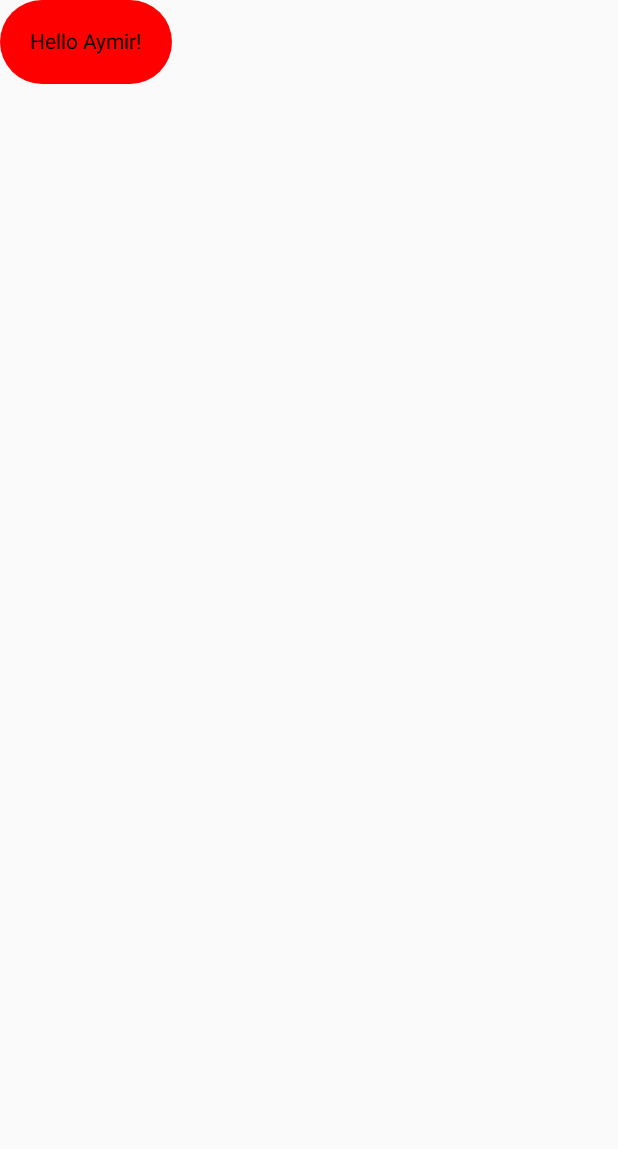
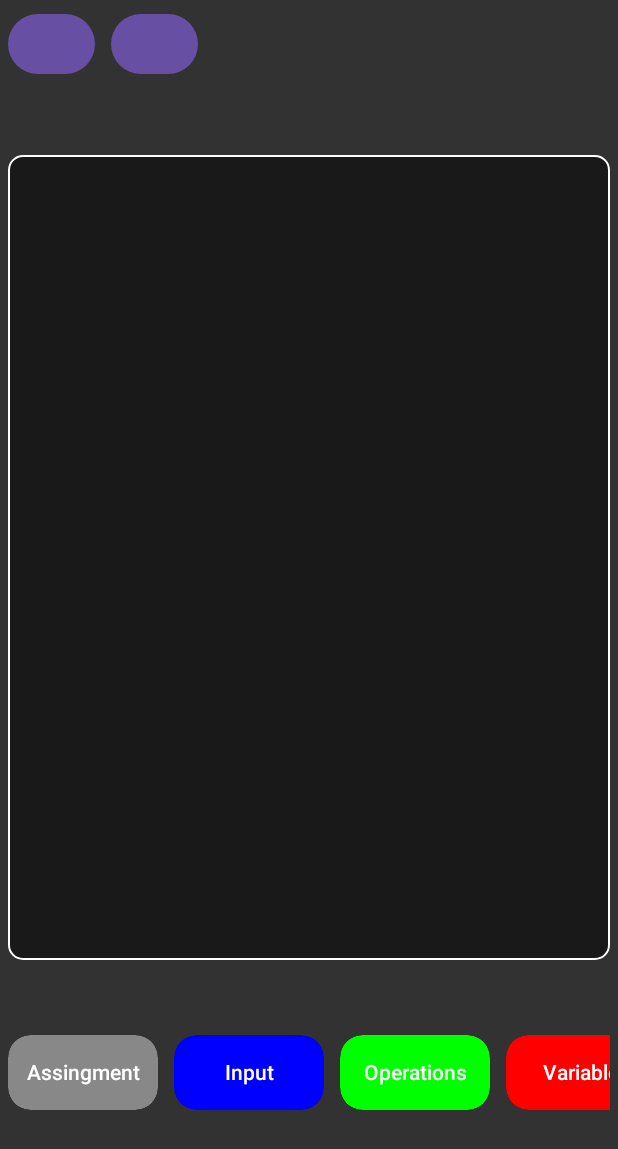
Before and after one commit to AsmrS4/UI4Mobile, an Android app built with Jetpack Compose: the screen it shows after launch (MainActivity), on a phone screen of 412 x 824 dp. Shown: the top 1149 px of the screen. Run offline under Robolectric (Android 15) with nearby library versions, the phone set to English and light mode, and no system bars.

Commit message:
набросал верстку

```diff
--- /dev/null
+++ b/app/src/main/java/com/example/mobileui/BlockUiItem.kt
@@ -0,0 +1,8 @@
+package com.example.mobileui
+
+import androidx.compose.ui.graphics.Color
+
+data class BlockUiItem(
+    val name:String,
+    val backgroundColor: Color
+)
--- /dev/null
+++ b/app/src/main/java/com/example/mobileui/DragAndDrop.kt
@@ -0,0 +1,127 @@
+package com.example.mobileui
+
+import androidx.compose.foundation.gestures.detectDragGesturesAfterLongPress
+import androidx.compose.foundation.layout.Box
+import androidx.compose.foundation.layout.BoxScope
+import androidx.compose.foundation.layout.fillMaxSize
+import androidx.compose.runtime.*
+import androidx.compose.ui.Modifier
+import androidx.compose.ui.geometry.Offset
+import androidx.compose.ui.graphics.graphicsLayer
+import androidx.compose.ui.input.pointer.consumeAllChanges
+import androidx.compose.ui.input.pointer.consumePositionChange
+import androidx.compose.ui.input.pointer.pointerInput
+import androidx.compose.ui.layout.boundsInWindow
+import androidx.compose.ui.layout.onGloballyPositioned
+import androidx.compose.ui.unit.IntSize
+
+internal val LocalDragTargetInfo = compositionLocalOf { DragTargetInfo() }
+
+@Composable
+fun DragableScreen(
+    modifier: Modifier = Modifier,
+    content: @Composable BoxScope.() -> Unit
+) {
+    val state = remember { DragTargetInfo() }
+    CompositionLocalProvider(
+        LocalDragTargetInfo provides state
+    ) {
+        Box(modifier = modifier.fillMaxSize())
+        {
+            content()
+            if (state.isDragging) {
+                var targetSize by remember {
+                    mutableStateOf(IntSize.Zero)
+                }
+                Box(modifier = Modifier
+                    .graphicsLayer {
+                        val offset = (state.dragPosition + state.dragOffset)
+                        scaleX = 1.1f
+                        scaleY = 1.1f
+                        alpha = if (targetSize == IntSize.Zero) 0f else 0.8f
+                        translationX = offset.x.minus(targetSize.width / 2)
+                        translationY = offset.y.minus(targetSize.height / 2)
+                    }
+                    .onGloballyPositioned {
+                        targetSize = it.size
+                    }
+                ) {
+                    state.draggableComposable?.invoke()
+                }
+            }
+        }
+    }
+}
+
+@Composable
+fun <T> DragTarget(
+    modifier: Modifier = Modifier,
+    dataToDrop: T,
+    viewModel: MainViewModel,
+    content: @Composable (() -> Unit)
+) {
+
+    var currentPosition by remember { mutableStateOf(Offset.Zero) }
+    val currentState = LocalDragTargetInfo.current
+
+    Box(modifier = modifier
+        .onGloballyPositioned {
+            currentPosition = it.localToWindow(
+                Offset.Zero
+            )
+        }
+        .pointerInput(Unit) { //перетаскивание актив. при долгом нажатии
+            detectDragGesturesAfterLongPress(onDragStart = {
+                viewModel.startDragging()
+                currentState.dataToDrop = dataToDrop
+                currentState.isDragging = true
+                currentState.dragPosition = currentPosition + it
+                currentState.draggableComposable = content
+            }, onDrag = { change, dragAmount ->
+                change.consumeAllChanges()
+                currentState.dragOffset += Offset(dragAmount.x, dragAmount.y)
+            }, onDragEnd = {
+                viewModel.stopDragging()
+                currentState.isDragging = false
+                currentState.dragOffset = Offset.Zero
+            }, onDragCancel = {
+                viewModel.stopDragging()
+                currentState.dragOffset = Offset.Zero
+                currentState.isDragging = false
+            })
+        }) {
+        content()
+    }
+}
+
+@Composable
+fun <T> DropItem(
+    modifier: Modifier,
+    content: @Composable() (BoxScope.(isInBound: Boolean, data: T?) -> Unit)
+) {
+
+    val dragInfo = LocalDragTargetInfo.current
+    val dragPosition = dragInfo.dragPosition
+    val dragOffset = dragInfo.dragOffset
+    var isCurrentDropTarget by remember {
+        mutableStateOf(false)
+    }
+
+    Box(modifier = modifier.onGloballyPositioned {
+        it.boundsInWindow().let { rect ->
+            isCurrentDropTarget = rect.contains(dragPosition + dragOffset)
+        }
+    }) {
+        val data =
+            if (isCurrentDropTarget && !dragInfo.isDragging) dragInfo.dataToDrop as T? else null
+        content(isCurrentDropTarget, data)
+    }
+}
+
+class DragTargetInfo {
+    var isDragging: Boolean by mutableStateOf(false)
+    var dragPosition by mutableStateOf(Offset.Zero)
+    var dragOffset by mutableStateOf(Offset.Zero)
+    var draggableComposable by mutableStateOf<(@Composable () -> Unit)?>(null)
+    var dataToDrop by mutableStateOf<Any?>(null)
+}
--- a/app/src/main/java/com/example/mobileui/MainActivity.kt
+++ b/app/src/main/java/com/example/mobileui/MainActivity.kt
@@ -4,47 +4,33 @@ import android.os.Bundle
 import androidx.activity.ComponentActivity
 import androidx.activity.compose.setContent
 import androidx.compose.foundation.background
-import androidx.compose.foundation.layout.Column
-import androidx.compose.foundation.layout.fillMaxHeight
-import androidx.compose.foundation.layout.fillMaxSize
-import androidx.compose.foundation.layout.padding
-import androidx.compose.foundation.shape.CircleShape
-import androidx.compose.material3.MaterialTheme
-import androidx.compose.material3.Surface
-import androidx.compose.material3.Text
+import androidx.compose.foundation.layout.*
+import androidx.compose.foundation.shape.RoundedCornerShape
 import androidx.compose.runtime.Composable
 import androidx.compose.ui.Alignment
 import androidx.compose.ui.Modifier
+import androidx.compose.ui.draw.clip
+import androidx.compose.ui.draw.shadow
 import androidx.compose.ui.graphics.Color
 import androidx.compose.ui.tooling.preview.Preview
 import androidx.compose.ui.unit.dp
-import com.example.mobileui.ui.theme.MobileUITheme
 
 class MainActivity : ComponentActivity() {
+
+    private val viewModel = MainViewModel()
     override fun onCreate(savedInstanceState: Bundle?) {
         super.onCreate(savedInstanceState)
+        val mainViewModel = MainViewModel()
         setContent {
-            Column() {
-                Greeting(name = "Aymir")
+//
+            DragableScreen(
+                modifier = Modifier
+                    .fillMaxSize()
+                    .background(Color.Black.copy(0.8f))
+            ) {
+                MainScreen(viewModel)
+            }
 
-            }
         }
     }
 }
-
-@Composable
-fun Greeting(name: String, modifier: Modifier = Modifier) {
-    Column(
-        modifier = modifier
-            .background(color = Color.Red, shape = CircleShape)
-            .padding(20.dp)
-        ,
-        horizontalAlignment = Alignment.Start,
-    ){
-        Text(
-            text = "Hello $name!",
-            modifier = modifier
-        )
-    }
-
-}
--- /dev/null
+++ b/app/src/main/java/com/example/mobileui/MainScreen.kt
@@ -0,0 +1,157 @@
+package com.example.mobileui
+
+import androidx.compose.foundation.background
+import androidx.compose.foundation.border
+import androidx.compose.foundation.horizontalScroll
+import androidx.compose.foundation.layout.*
+import androidx.compose.foundation.rememberScrollState
+import androidx.compose.foundation.shape.RoundedCornerShape
+import androidx.compose.foundation.verticalScroll
+import androidx.compose.material3.Button
+import androidx.compose.material3.Text
+import androidx.compose.runtime.Composable
+import androidx.compose.runtime.LaunchedEffect
+import androidx.compose.ui.Alignment
+import androidx.compose.ui.Modifier
+import androidx.compose.ui.draw.clip
+import androidx.compose.ui.draw.shadow
+import androidx.compose.ui.graphics.Color
+import androidx.compose.ui.platform.LocalConfiguration
+import androidx.compose.ui.text.font.FontWeight
+import androidx.compose.ui.unit.dp
+
+@Composable
+fun MainScreen(
+    mainViewModel: MainViewModel
+) {
+
+    val screenWidth = LocalConfiguration.current.screenWidthDp
+
+    Column(
+        modifier = Modifier
+            .fillMaxSize()
+            .padding(5.dp),
+        verticalArrangement = Arrangement.spacedBy(50.dp),
+        horizontalAlignment = Alignment.CenterHorizontally
+    ){
+        Row(
+            modifier = Modifier
+                .fillMaxWidth(1f)
+        ){
+            Button(onClick = { }) {
+
+            }
+            Spacer(modifier = Modifier.padding(start = 5.dp,end = 5.dp))
+            Button(onClick = { }) {
+
+            }
+        }
+        DropItem<BlockUiItem>(//поле для сброса блоков
+            modifier = Modifier
+                .fillMaxWidth(1f)
+                .fillMaxHeight(0.75f)
+        ) { isInBound, blockItem ->
+            if(blockItem != null){
+                LaunchedEffect(key1 = blockItem){
+                    mainViewModel.addBlock(blockItem)
+                }
+            }
+            if(isInBound){
+                Column(
+                    modifier = Modifier
+                        .fillMaxSize()
+                        .background(Color.Gray.copy(0.5f), RoundedCornerShape(10.dp))
+                        .border(1.dp, color = Color.White, shape = RoundedCornerShape(10.dp))
+                        .padding(20.dp)
+                        .verticalScroll(rememberScrollState()),
+                    horizontalAlignment = Alignment.Start,
+
+                ){
+//                    mainViewModel.addedBlocks.forEach { block ->
+//                        Text(
+//                            text = block.name,
+//                            color = Color.White,
+//                            fontWeight = FontWeight.Bold
+//                        )
+//                    }
+                    mainViewModel.addedBlocks.forEach { block  ->//нужно будет из addedBlocks получить строковый контент в блоках
+                            Box(
+                                modifier = Modifier
+                                    .width(100.dp).height(50.dp)
+                                    .clip(RoundedCornerShape(15.dp))
+                                    .shadow(5.dp, RoundedCornerShape(15.dp))
+                                    .background(block .backgroundColor, RoundedCornerShape(15.dp)),
+                                contentAlignment = Alignment.Center,
+                            ){
+                                Text(
+                                    text = block.name,
+                                    color = Color.White,
+                                    fontWeight = FontWeight.SemiBold
+                                )
+                            }
+                            Spacer(modifier = Modifier.padding(1.dp))
+                        }
+                }
+            }else{
+                Column(
+                    modifier = Modifier
+                        .fillMaxSize()
+                        .background(Color.Black.copy(0.5f), RoundedCornerShape(10.dp))
+                        .border(1.dp, color = Color.White, shape = RoundedCornerShape(10.dp))
+                        .padding(20.dp)
+                        .verticalScroll(rememberScrollState()),
+                    horizontalAlignment = Alignment.Start
+                ){
+                    mainViewModel.addedBlocks.forEach { person ->
+                        Box(
+                            modifier = Modifier
+                                .width(100.dp).height(50.dp)
+                                .clip(RoundedCornerShape(15.dp))
+                                .shadow(5.dp, RoundedCornerShape(15.dp))
+                                .background(person.backgroundColor, RoundedCornerShape(15.dp)),
+                            contentAlignment = Alignment.Center,
+                        ){
+                            Text(
+                                text = person.name,
+                                color = Color.White,
+                                fontWeight = FontWeight.SemiBold
+                            )
+                        }
+                        Spacer(modifier = Modifier.padding(1.dp))
+                    }
+                }
+            }
+        }
+
+        Row(//поле с блоками
+            modifier = Modifier
+                .fillMaxWidth()
+                .horizontalScroll(rememberScrollState()),
+            verticalAlignment = Alignment.CenterVertically,
+            horizontalArrangement = Arrangement.SpaceBetween
+        ){
+            mainViewModel.items.forEach { block ->
+                DragTarget(
+                    dataToDrop = block ,
+                    viewModel = mainViewModel
+                ) {
+                    Box(
+                        modifier = Modifier
+                            .width(100.dp).height(50.dp)
+                            .clip(RoundedCornerShape(15.dp))
+                            .shadow(5.dp, RoundedCornerShape(15.dp))
+                            .background(block .backgroundColor, RoundedCornerShape(15.dp)),
+                        contentAlignment = Alignment.Center,
+                    ){
+                        Text(
+                            text = block.name,
+                            color = Color.White,
+                            fontWeight = FontWeight.SemiBold
+                        )
+                    }
+                }
+                Spacer(modifier = Modifier.padding(start = 5.dp,end = 5.dp))
+            }
+        }
+    }
+}
--- /dev/null
+++ b/app/src/main/java/com/example/mobileui/MainViewModel.kt
@@ -0,0 +1,41 @@
+package com.example.mobileui
+
+import androidx.compose.runtime.*
+import androidx.compose.ui.graphics.Color
+import androidx.lifecycle.ViewModel
+
+class MainViewModel :ViewModel() {
+
+    var isCurrentlyDragging by mutableStateOf(false)
+        private set
+
+    var items by mutableStateOf(emptyList<BlockUiItem>())
+        private set
+
+    var addedBlocks = mutableStateListOf<BlockUiItem>()
+        private set
+
+    init {
+        items = listOf(
+            BlockUiItem("Assingment", Color.Gray),
+            BlockUiItem("Input", Color.Blue),
+            BlockUiItem("Operations", Color.Green),
+            BlockUiItem("Variable", Color.Red),
+            BlockUiItem("Print", Color.Magenta),
+            BlockUiItem("Conditions", Color.Cyan),
+        )
+    }
+
+    fun startDragging(){
+        isCurrentlyDragging = true
+    }
+    fun stopDragging(){
+        isCurrentlyDragging = false
+    }
+
+    fun addBlock(blockUiItem: BlockUiItem){
+        println("Added Blocks")
+        addedBlocks.add(blockUiItem)
+    }
+
+}
--- a/app/src/main/res/values/colors.xml
+++ b/app/src/main/res/values/colors.xml
@@ -4,7 +4,7 @@
     <color name="purple_500">#FF6200EE</color>
     <color name="purple_700">#FF3700B3</color>
     <color name="teal_200">#FF03DAC5</color>
-    <color name="teal_700">#FF018786</color>
+    <color name="light_green">#7CD318</color>
     <color name="black">#FF000000</color>
     <color name="white">#FFFFFFFF</color>
 </resources>
```
Also changed, not shown: app/src/main/java/com/example/mobileui/BlockItem.kt (added, +117 -0 lines), app/src/main/java/com/example/mobileui/StringCode.kt (added, +16 -0 lines).
